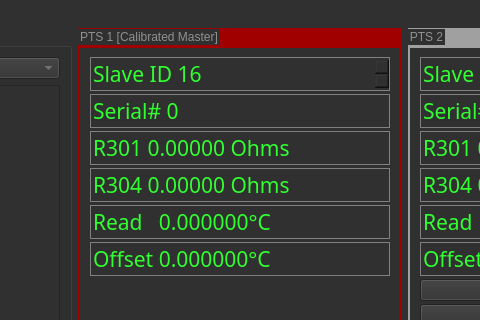
sme-gmbh/openffucontrol-calibration, file src/mainwindow.ui: the form before one commit; both pictures show x 544 to 1024 and y 0 to 320 of the 1285 by 733 pixel window.
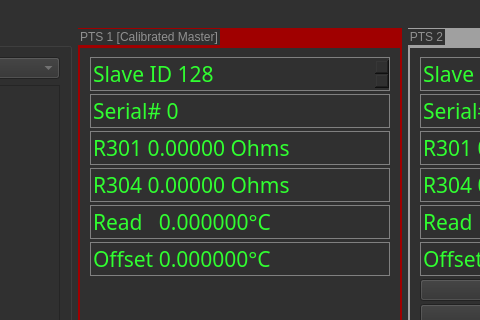
The form after the commit.

Commit message: Moved default modbus address of master sensor to 128.

The edit to the form file:
```diff
--- a/src/mainwindow.ui
+++ b/src/mainwindow.ui
@@ -157,7 +157,7 @@
           <double>254.000000000000000</double>
          </property>
          <property name="value">
-          <double>16.000000000000000</double>
+          <double>128.000000000000000</double>
          </property>
         </widget>
        </item>
```
